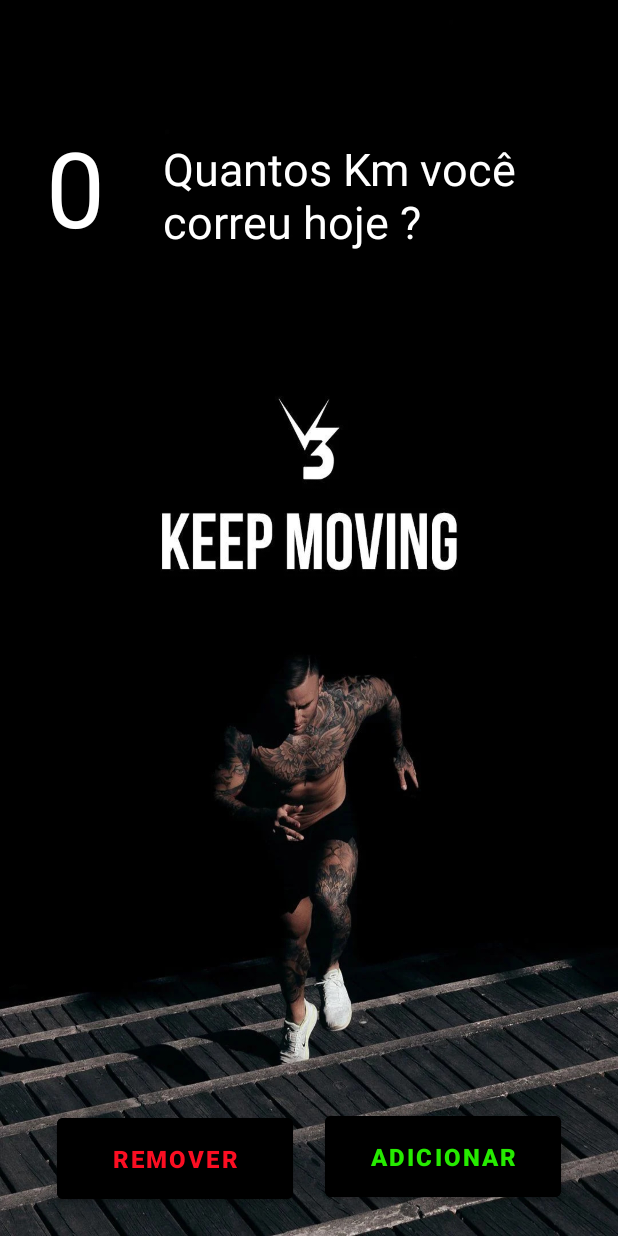
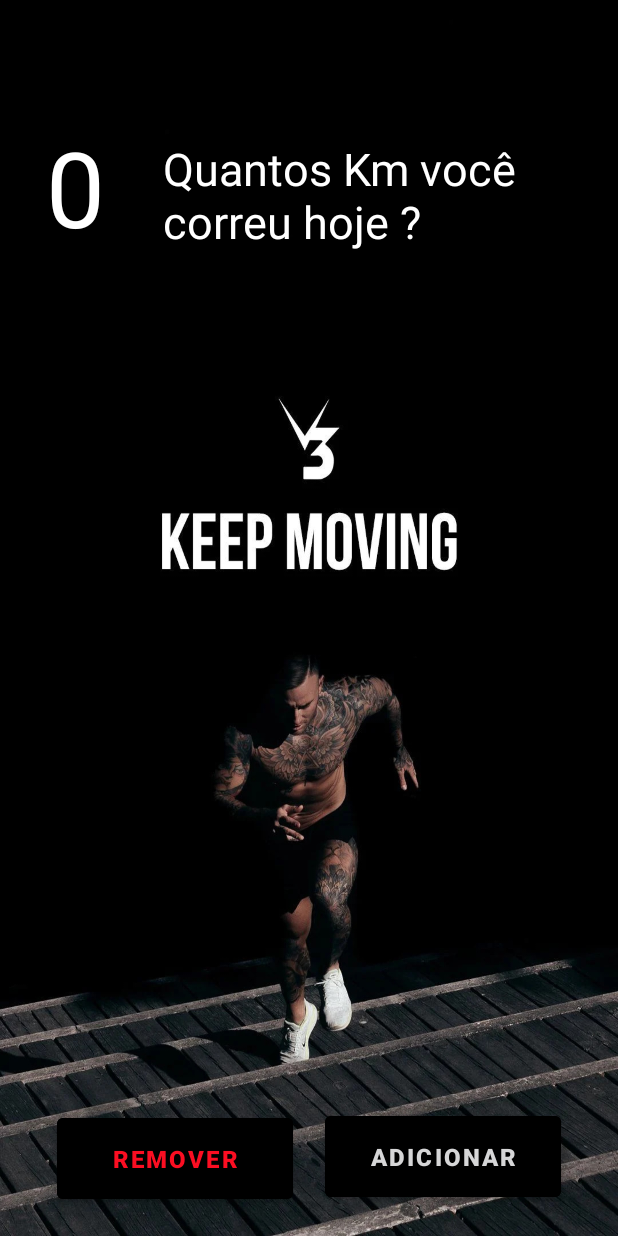
Before and after one commit to IgorMariano25/FitnessApp, an Android app: the screen it shows after launch (MainActivity), on a phone screen of 412 x 824 dp. Run offline under Robolectric (Android 15) with nearby library versions, the phone set to English and light mode, and no system bars.

Commit message:
Modificando a cor do textColor

```diff
--- a/app/src/main/res/layout/activity_main.xml
+++ b/app/src/main/res/layout/activity_main.xml
@@ -33,7 +33,7 @@
         android:textSize="16dp"
         android:textStyle="bold"
         android:backgroundTint="@color/black"
-        android:textColor="@color/verde"
+        android:textColor="@color/verde_lima"
         android:text="Adicionar"
         app:layout_constraintBottom_toBottomOf="parent"
         app:layout_constraintEnd_toEndOf="parent" />
```
